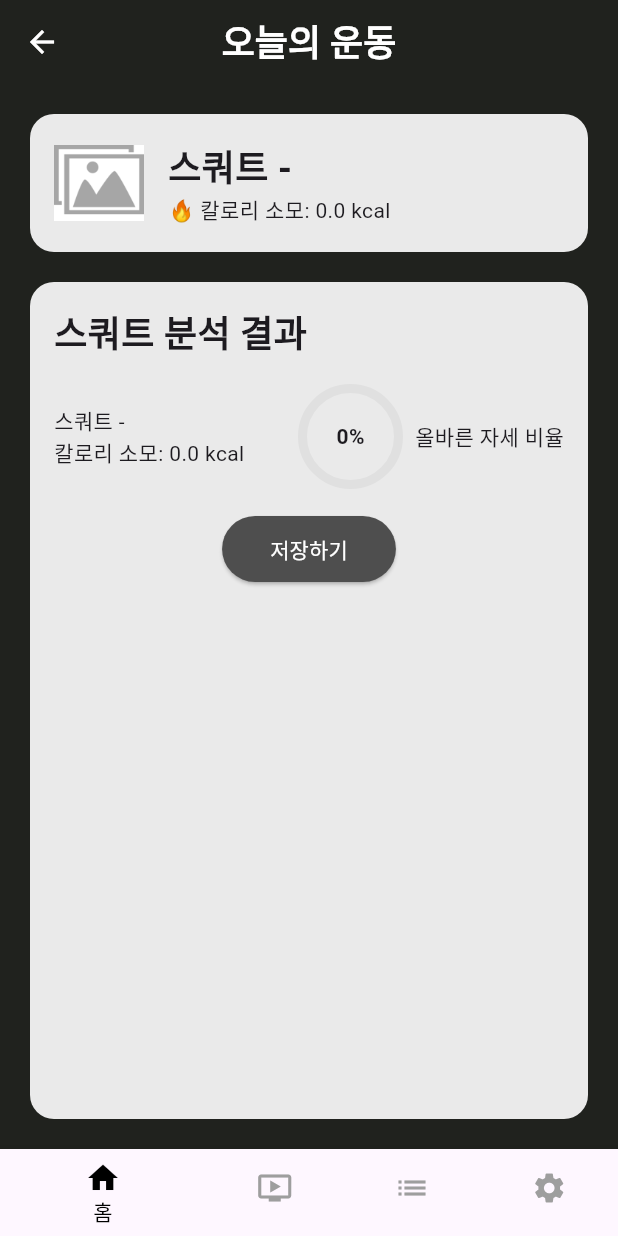
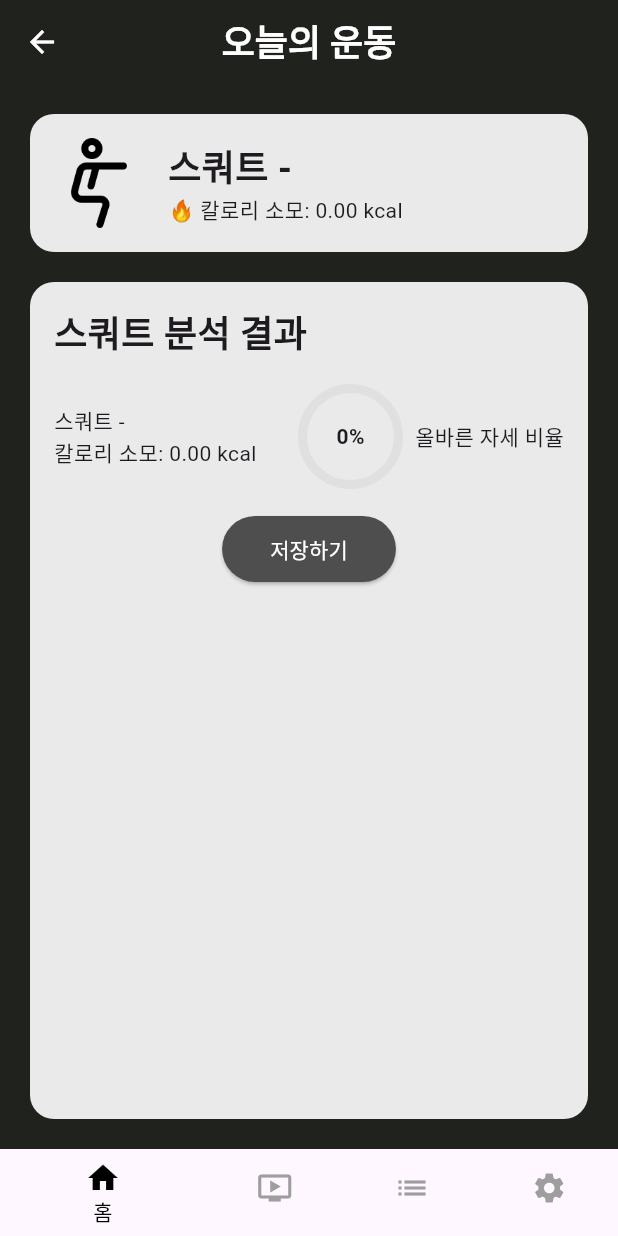
Before and after one commit to sonseongmin/graduate_flutter, a Flutter app: the TodayWorkoutScreen screen opened by its route, on a phone screen of 412 x 824 dp. Run offline on Flutter 3.47's test engine with Material 3 defaults, Android fonts, the phone set to English and light mode, and no system bars; drawn by our look-alikes of percent_indicator; our stand-ins replace flutter_secure_storage, fluttertoast, image_picker, shared_preferences, table_calendar; missing offline and left inert: dart:html; accounts and stored records are empty; network calls fail; Roboto replaces fonts that are missing (Gamwulchi, Pretendard).

Commit message:
레츠기릿

```diff
--- a/lib/screen/home/today_workout_screen.dart
+++ b/lib/screen/home/today_workout_screen.dart
@@ -6,11 +6,11 @@ import 'package:fluttertoast/fluttertoast.dart';
 import '../../../util/token_helper.dart';
 
 class TodayWorkoutScreen extends StatefulWidget {
-  final String name;
-  final int? count;
-  final double calories;
-  final int accuracy;
-  final String date;
+  final String name;       // 운동 이름 (영어 or 한글)
+  final int? count;        // 반복 횟수
+  final double calories;   // 칼로리 (double로 통일)
+  final int accuracy;      // 정확도 (%)
+  final String date;       // 날짜
 
   const TodayWorkoutScreen({
     super.key,
@@ -29,21 +29,40 @@ class _TodayWorkoutScreenState extends State<TodayWorkoutScreen> {
   bool _isLoading = false;
 
   // ✅ 운동 이름 + 이미지 매핑
-  final Map<String, Map<String, String>> exerciseMap = {
+  final Map<String, Map<String, String>> exerciseMap = const {
     'pushup': {'name': '푸쉬업', 'image': 'assets/pushup.png'},
     'pullup': {'name': '풀업', 'image': 'assets/pullup.png'},
     'squat': {'name': '스쿼트', 'image': 'assets/squat.png'},
     'jumpingjack': {'name': '점핑잭', 'image': 'assets/jumping_jack.png'},
   };
 
-  // ✅ 한글 이름 가져오기
+  // ✅ 한글 이름 반환 (영어든 한글이든 모두 대응)
   String getExerciseName(String exercise) {
-    return exerciseMap[exercise.toLowerCase()]?['name'] ?? exercise;
+    final lower = exercise.toLowerCase();
+    if (exerciseMap.containsKey(lower)) {
+      return exerciseMap[lower]!['name']!;
+    }
+    return exercise; // 이미 한글일 경우 그대로 반환
   }
 
-  // ✅ 이미지 경로 가져오기
+  // ✅ 이미지 경로 반환 (역매핑 지원)
   String getImagePath(String exercise) {
-    return exerciseMap[exercise.toLowerCase()]?['image'] ?? 'assets/default.png';
+    final lower = exercise.toLowerCase();
+
+    // 영어로 들어온 경우
+    if (exerciseMap.containsKey(lower)) {
+      return exerciseMap[lower]!['image']!;
+    }
+
+    // 한글로 들어온 경우
+    for (final entry in exerciseMap.entries) {
+      if (entry.value['name'] == exercise) {
+        return entry.value['image']!;
+      }
+    }
+
+    // 기본 이미지
+    return 'assets/default.png';
   }
 
   // ✅ JWT 토큰 불러오기
@@ -66,12 +85,12 @@ class _TodayWorkoutScreenState extends State<TodayWorkoutScreen> {
 
     final now = DateTime.now();
     final body = jsonEncode({
-      "exercise_type": widget.name,
+      "exercise_type": widget.name, // 영어든 한글이든 그대로 전달
       "started_at": now.subtract(const Duration(minutes: 10)).toIso8601String(),
       "ended_at": now.toIso8601String(),
       "rep_count": widget.count ?? 0,
       "avg_accuracy": widget.accuracy,
-      "calories": widget.calories
+      "calories": widget.calories,
     });
 
     try {
@@ -79,7 +98,7 @@ class _TodayWorkoutScreenState extends State<TodayWorkoutScreen> {
         url,
         headers: {
           "Content-Type": "application/json",
-          "Authorization": "Bearer $token"
+          "Authorization": "Bearer $token",
         },
         body: body,
       );
@@ -88,7 +107,7 @@ class _TodayWorkoutScreenState extends State<TodayWorkoutScreen> {
         Fluttertoast.showToast(msg: "✅ 운동 기록이 저장되었습니다!");
         Navigator.pushNamed(context, '/history');
       } else {
-        print("응답 바디: ${response.body}");
+        debugPrint("응답 바디: ${response.body}");
         Fluttertoast.showToast(
           msg: "저장 실패 (${response.statusCode})",
           backgroundColor: Colors.redAccent,
@@ -101,15 +120,13 @@ class _TodayWorkoutScreenState extends State<TodayWorkoutScreen> {
     }
   }
 
-  String _countLabel() {
-    if (widget.count == null) return '-';
-    return '${widget.count}회';
-  }
+  // ✅ 반복 횟수 문자열 처리
+  String _countLabel() => widget.count != null ? '${widget.count}회' : '-';
 
   @override
   Widget build(BuildContext context) {
+    final displayName = getExerciseName(widget.name);
     final imagePath = getImagePath(widget.name);
-    final displayName = getExerciseName(widget.name);
     final percent = (widget.accuracy.clamp(0, 100)) / 100.0;
 
     return Scaffold(
@@ -132,19 +149,26 @@ class _TodayWorkoutScreenState extends State<TodayWorkoutScreen> {
           ),
         ),
       ),
+
+      // ✅ 하단 네비게이션 바
       bottomNavigationBar: BottomNavigationBar(
         currentIndex: 0,
         selectedItemColor: Colors.black,
         unselectedItemColor: Colors.grey,
         onTap: (index) {
-          if (index == 0) {
-            Navigator.pushNamedAndRemoveUntil(context, '/home', (route) => false);
-          } else if (index == 1) {
-            Navigator.pushNamedAndRemoveUntil(context, '/video_upload', (route) => false);
-          } else if (index == 2) {
-            Navigator.pushNamedAndRemoveUntil(context, '/history', (route) => false);
-          } else if (index == 3) {
-            Navigator.pushNamedAndRemoveUntil(context, '/settings', (route) => false);
+          switch (index) {
+            case 0:
+              Navigator.pushNamedAndRemoveUntil(context, '/home', (route) => false);
+              break;
+            case 1:
+              Navigator.pushNamedAndRemoveUntil(context, '/video_upload', (route) => false);
+              break;
+            case 2:
+              Navigator.pushNamedAndRemoveUntil(context, '/history', (route) => false);
+              break;
+            case 3:
+              Navigator.pushNamedAndRemoveUntil(context, '/settings', (route) => false);
+              break;
           }
         },
         items: const [
@@ -154,12 +178,14 @@ class _TodayWorkoutScreenState extends State<TodayWorkoutScreen> {
           BottomNavigationBarItem(icon: Icon(Icons.settings), label: '설정'),
         ],
       ),
+
+      // ✅ 메인 바디
       body: SafeArea(
         child: Padding(
           padding: const EdgeInsets.all(20),
           child: Column(
             children: [
-              // ✅ 상단 요약 카드
+              // 🔹 상단 요약 카드
               Container(
                 width: double.infinity,
                 padding: const EdgeInsets.all(16),
@@ -184,7 +210,7 @@ class _TodayWorkoutScreenState extends State<TodayWorkoutScreen> {
                               fontWeight: FontWeight.bold,
                             ),
                           ),
-                          Text('🔥 칼로리 소모: ${widget.calories} kcal'),
+                          Text('🔥 칼로리 소모: ${widget.calories.toStringAsFixed(2)} kcal'),
                         ],
                       ),
                     ),
@@ -192,7 +218,7 @@ class _TodayWorkoutScreenState extends State<TodayWorkoutScreen> {
                 ),
               ),
 
-              // ✅ 분석 카드
+              // 🔹 분석 카드
               Expanded(
                 child: Container(
                   width: double.infinity,
@@ -220,7 +246,7 @@ class _TodayWorkoutScreenState extends State<TodayWorkoutScreen> {
                               crossAxisAlignment: CrossAxisAlignment.start,
                               children: [
                                 Text('$displayName ${_countLabel()}'),
-                                Text('칼로리 소모: ${widget.calories} kcal'),
+                                Text('칼로리 소모: ${widget.calories.toStringAsFixed(2)} kcal'),
                               ],
                             ),
                           ),
@@ -252,8 +278,10 @@ class _TodayWorkoutScreenState extends State<TodayWorkoutScreen> {
                                   shape: RoundedRectangleBorder(
                                       borderRadius: BorderRadius.circular(30)),
                                 ),
-                                child: const Text('저장하기',
-                                    style: TextStyle(color: Colors.white)),
+                                child: const Text(
+                                  '저장하기',
+                                  style: TextStyle(color: Colors.white),
+                                ),
                               ),
                       ),
                     ],
```
Also changed, not shown: lib/screen/profile/setting_screen.dart (+61 -10 lines).
